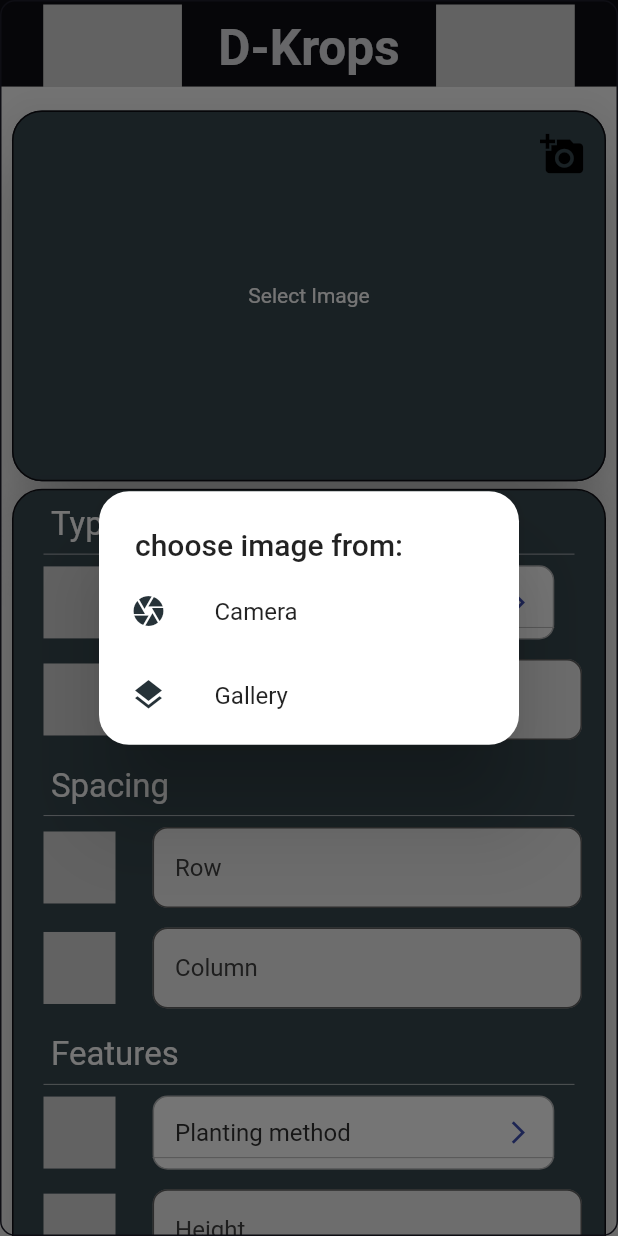
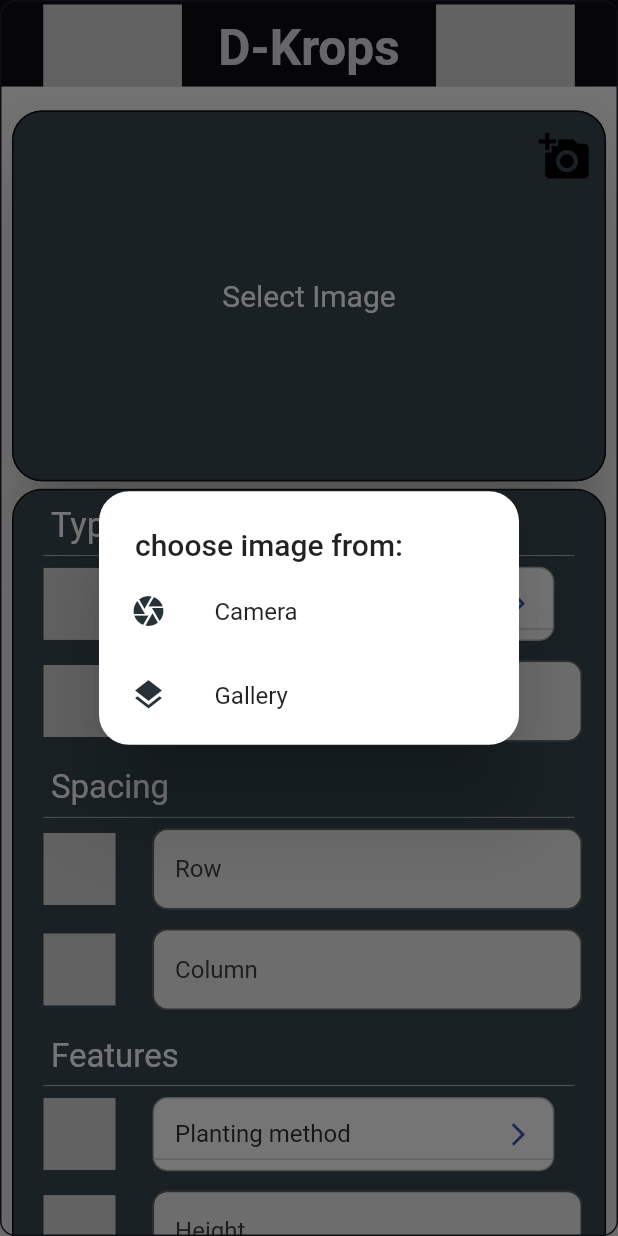
Before and after one commit to emilio-kariuki/D-Krops, a Flutter app: the screen it shows after launch, after a tap on the "add a photo" icon, on a phone screen of 412 x 824 dp. Run offline on Flutter 3.47's test engine with Material 2 defaults, Android fonts, the phone set to English and light mode, and no system bars; drawn by our look-alikes of dropdown_button2; our stand-ins replace animated_text_kit, dio, geolocator, google_fonts, google_maps_flutter, image_picker and 3 more; missing offline and left inert: location_permissions, restart_app; Roboto replaces fonts that are missing (Redressed); project files that could hold a hidden picture were left out.

Commit message:
March 12, 2022 3:30 PM

```diff
--- a/lib/screens/Home.dart
+++ b/lib/screens/Home.dart
@@ -363,7 +363,7 @@ class _HomeState extends State<Home> {
                                 )
                               : Text("Select Image",
                                   style:
-                                      GoogleFonts.roboto(color: Colors.white)),
+                                      GoogleFonts.roboto(fontSize:20,color: Colors.white)),
                         ),
                         height: size.height * 0.3,
                         width: size.width,
@@ -453,7 +453,7 @@ class _HomeState extends State<Home> {
                               });
                             },
                             icon: Icon(Icons.add_a_photo,
-                                size: 30,
+                                size: 35,
                                 color: image != null
                                     ? Colors.white
                                     : Colors.black)))
@@ -501,7 +501,7 @@ class _HomeState extends State<Home> {
                                       top: 10, left: 20, bottom: 4),
                                   child: Text("Type of crop",
                                       style: GoogleFonts.redressed(
-                                          fontSize: 22, color: Colors.white)),
+                                          fontSize: 23, color: Colors.white)),
                                 ),
                               ],
                             ),
```
